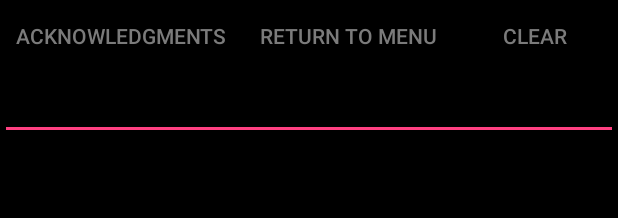
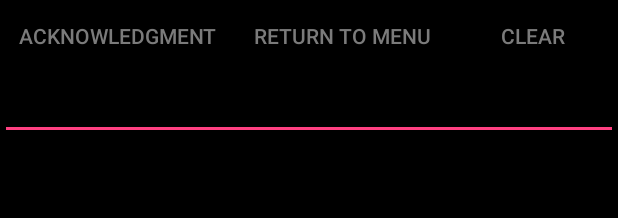
Before and after one commit to entingwu/wordGame, an Android app: the layout activity_test_dictionary.xml on its own in the app's theme, with its tools: preview values and no code run, on a phone screen of 412 x 824 dp. Shown: the top 218 px of the screen. Run offline under Robolectric (Android 15) with nearby library versions, the phone set to English and light mode, and no system bars.

Commit message:
Finish Basic features

```diff
--- a/app/src/main/res/layout/activity_test_dictionary.xml
+++ b/app/src/main/res/layout/activity_test_dictionary.xml
@@ -19,7 +19,6 @@
             android:background="?android:attr/dividerVertical"
             style="?android:buttonBarStyle">
             <Button
-                style="?android:attr/borderlessButtonStyle"
                 android:text="@string/button_label_acknowledgement"
                 android:layout_width="wrap_content"
                 android:layout_height="wrap_content"
@@ -30,7 +29,6 @@
                 android:id="@+id/button_acknowledgement"/>
 
             <Button
-                style="?android:attr/borderlessButtonStyle"
                 android:text="@string/button_label_return_menu"
                 android:layout_width="wrap_content"
                 android:layout_height="wrap_content"
--- a/app/src/main/res/values/strings.xml
+++ b/app/src/main/res/values/strings.xml
@@ -17,7 +17,7 @@
     <string name="edit_text">Enter a word</string>
     <string name="button_label_clear">Clear</string>
     <string name="button_label_return_menu">Return to Menu</string>
-    <string name="button_label_acknowledgement">Acknowledgments</string>
+    <string name="button_label_acknowledgement">Acknowledgment</string>
     <!--Alert Dialog-->
     <string name="title_acknowledgement">Acknowledgements</string>
     <string name="text_acknowledgement">
```
Also changed, not shown: app/src/main/java/edu/neu/madcourse/entingwu/TestDictionaryActivity.java (+9 -3 lines).
